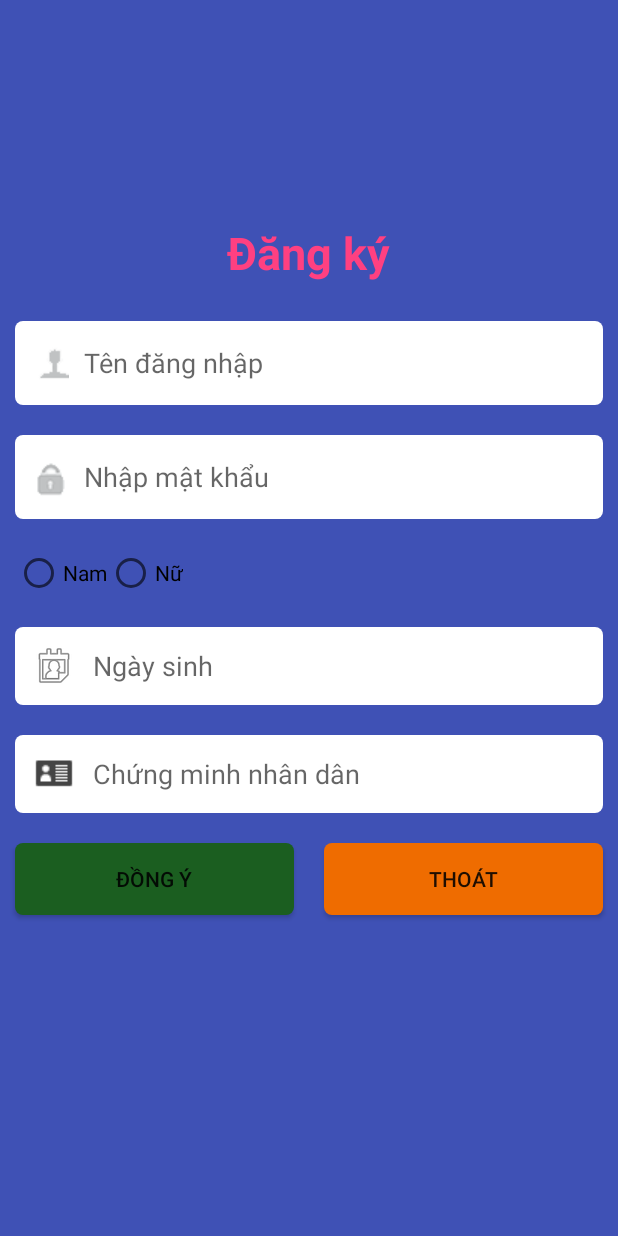
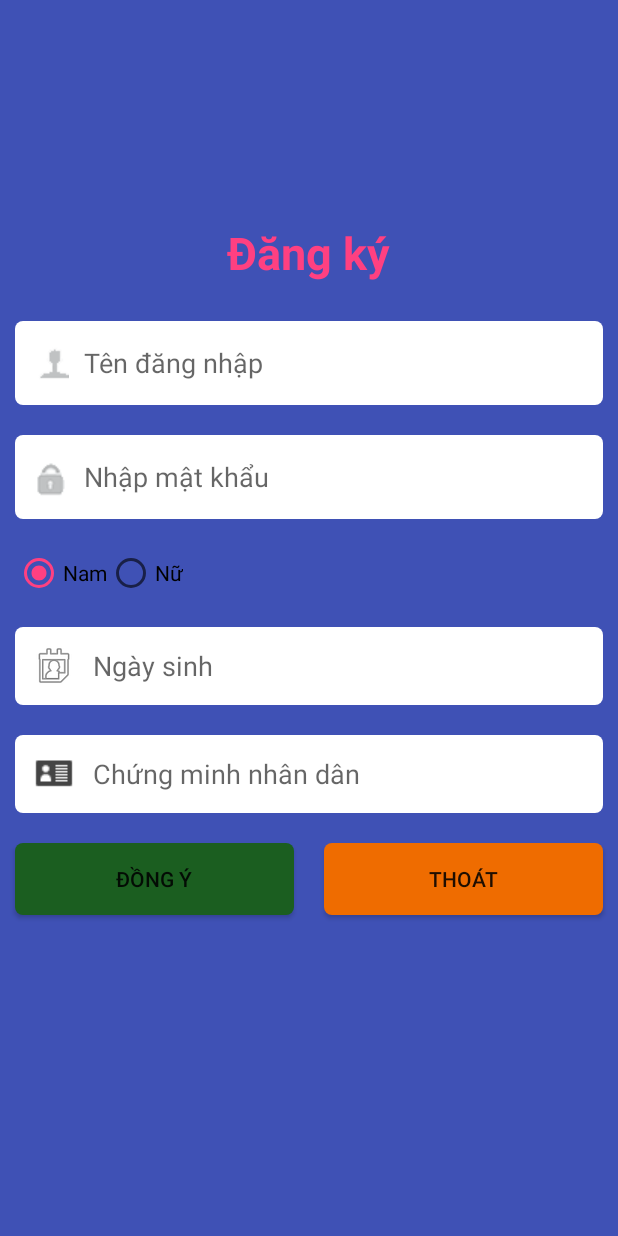
Before and after one commit to LeTruongDuy/OrderFood, an Android app: the screen it shows after launch (DangKyActivity), on a phone screen of 412 x 824 dp. Run offline under Robolectric (Android 15) with nearby library versions, the phone set to English and light mode, and no system bars.

```diff
--- /dev/null
+++ b/app/src/main/java/me/missyou/orderfood/DAO/NHANVIENDAO.java
@@ -0,0 +1,34 @@
+package me.missyou.orderfood.DAO;
+
+import android.content.ContentValues;
+import android.content.Context;
+import android.database.sqlite.SQLiteDatabase;
+
+import me.missyou.orderfood.DTO.NHANVIENDTO;
+import me.missyou.orderfood.Database.CreateDatabase;
+
+/**
+ * Created by LTDuy on 9/28/2017.
+ */
+
+public class NHANVIENDAO {
+    SQLiteDatabase database;
+
+    public NHANVIENDAO(Context context){
+        CreateDatabase createDatabase = new CreateDatabase(context);
+        database = createDatabase.open();
+    }
+
+
+    public int ThemNhanVien(NHANVIENDTO nhanviendto){
+        ContentValues values = new ContentValues();
+        values.put(CreateDatabase.TB_NHANVIEN_TENDN,nhanviendto.getTENDN());
+        values.put(CreateDatabase.TB_NHANVIEN_CMND,nhanviendto.getCMND());
+        values.put(CreateDatabase.TB_NHANVIEN_MATKHAU,nhanviendto.getMATKHAU());
+        values.put(CreateDatabase.TB_NHANVIEN_GIOITINH,nhanviendto.getGIOITINH());
+        values.put(CreateDatabase.TB_NHANVIEN_NGAYSINH,nhanviendto.getNGAYSINH());
+
+        int kiemTra = (int) database.insert(CreateDatabase.TB_NHANVIEN,null,values);
+        return kiemTra;
+    }
+}
--- a/app/src/main/java/me/missyou/orderfood/DangKyActivity.java
+++ b/app/src/main/java/me/missyou/orderfood/DangKyActivity.java
@@ -1,13 +1,109 @@
 package me.missyou.orderfood;
 
+import android.content.ContentValues;
 import android.support.v7.app.AppCompatActivity;
 import android.os.Bundle;
+import android.view.View;
+import android.widget.Button;
+import android.widget.EditText;
+import android.widget.RadioGroup;
+import android.widget.Toast;
 
-public class DangKyActivity extends AppCompatActivity {
+import me.missyou.orderfood.DAO.NHANVIENDAO;
+import me.missyou.orderfood.DTO.NHANVIENDTO;
+import me.missyou.orderfood.Database.CreateDatabase;
+import me.missyou.orderfood.Fragment.DatePickerFragment;
+
+public class DangKyActivity extends AppCompatActivity implements View.OnClickListener, View.OnFocusChangeListener{
+    EditText edTenDN, edCMND, edMatKhau, edNgaySinh;
+    Button btnDongY, btnThoat;
+    RadioGroup rgGioiTinh;
+    String sGioiTinh;
+    NHANVIENDAO nhanviendao;
 
     @Override
     protected void onCreate(Bundle savedInstanceState) {
         super.onCreate(savedInstanceState);
         setContentView(R.layout.layout_dangky);
+
+        edTenDN = (EditText) findViewById(R.id.edTenDN);
+        edCMND = (EditText) findViewById(R.id.edCMND);
+        edNgaySinh = (EditText) findViewById(R.id.edNgaySinh);
+        edMatKhau = (EditText) findViewById(R.id.edMatKhau);
+
+        btnDongY = (Button) findViewById(R.id.btnDongY);
+        btnThoat = (Button) findViewById(R.id.btnThoat);
+
+        rgGioiTinh = (RadioGroup) findViewById(R.id.rgGioiTinh);
+
+        btnDongY.setOnClickListener(this);
+        btnThoat.setOnClickListener(this);
+
+        edNgaySinh.setOnFocusChangeListener(this);
+
+        nhanviendao = new NHANVIENDAO(this);
+    }
+
+    @Override
+    public void onClick(View v) {
+        int id = v.getId();
+        switch (id){
+            case R.id.btnDongY:
+                String tenDN = edTenDN.getText().toString();
+                String matKhau = edMatKhau.getText().toString();
+
+                switch (rgGioiTinh.getCheckedRadioButtonId()){
+                    case R.id.rNam:
+                        sGioiTinh = "Nam";
+                        break;
+                    case R.id.rNu:
+                        sGioiTinh = "Nữ";
+                        break;
+                }
+
+                String sNgaySinh = edNgaySinh.getText().toString();
+                String sCMND = edCMND.getText().toString();
+
+                if(tenDN == null || tenDN.equals("")){
+                    Toast.makeText(DangKyActivity.this,R.string.nhap_ten_dang_nhap,Toast.LENGTH_SHORT).show();
+                }else if(matKhau == null || matKhau.equals("")){
+                    Toast.makeText(DangKyActivity.this,R.string.mat_khau_rong,Toast.LENGTH_SHORT).show();
+                }else{
+                    NHANVIENDTO nhanviendto = new NHANVIENDTO();
+
+                    nhanviendto.setCMND(Integer.parseInt(sCMND));
+                    nhanviendto.setGIOITINH(sGioiTinh);
+                    nhanviendto.setNGAYSINH(sNgaySinh);
+                    nhanviendto.setMATKHAU(matKhau);
+                    nhanviendto.setTENDN(tenDN);
+                    int kiemTra = nhanviendao.ThemNhanVien(nhanviendto);
+
+                    if(kiemTra != 0){
+                        Toast.makeText(DangKyActivity.this,R.string.them_thanh_cong,Toast.LENGTH_SHORT).show();
+                    }else{
+                        Toast.makeText(DangKyActivity.this,R.string.them_that_bai,Toast.LENGTH_SHORT).show();
+                    }
+                }
+
+
+                break;
+            case R.id.btnThoat:
+                finish();
+                break;
+        }
+    }
+
+    @Override
+    public void onFocusChange(View v, boolean hasFocus) {
+        int id = v.getId();
+        switch (id){
+            case R.id.edNgaySinh:
+                if(hasFocus){
+                    //xuất popup ngày sinh
+                    DatePickerFragment datePickerFragment = new DatePickerFragment();
+                    datePickerFragment.show(getFragmentManager(),"Ngày sinh");
+                }
+                break;
+        }
     }
 }
--- /dev/null
+++ b/app/src/main/java/me/missyou/orderfood/Database/CreateDatabase.java
@@ -0,0 +1,92 @@
+package me.missyou.orderfood.Database;
+
+import android.content.Context;
+import android.database.sqlite.SQLiteDatabase;
+import android.database.sqlite.SQLiteOpenHelper;
+
+/**
+ * Created by LTDuy on 9/28/2017.
+ */
+
+public class CreateDatabase extends SQLiteOpenHelper {
+    public static String TB_NHANVIEN = "NHANVIEN";
+    public static String TB_MONAN = "MONAN";
+    public static String TB_LOAIMONAN = "LOAIMONAN";
+    public static String TB_BANAN = "BANAN";
+    public static String TB_GOIMON = "GOIMON";
+    public static String TB_CHITIETGOIMON = "CHITIETGOIMON";
+
+
+    public static String TB_NHANVIEN_MANV = "MANV";
+    public static String TB_NHANVIEN_TENDN = "TENDN";
+    public static String TB_NHANVIEN_MATKHAU = "MATKHAU";
+    public static String TB_NHANVIEN_GIOITINH = "GIOITINH";
+    public static String TB_NHANVIEN_NGAYSINH = "NGAYSINH";
+    public static String TB_NHANVIEN_CMND = "CMND";
+
+    public static String TB_MONAN_MAMON = "MAMON";
+    public static String TB_MONAN_TENMONAN = "TENMONAN";
+    public static String TB_MONAN_GIATIEN = "GIATIEN";
+    public static String TB_MONAN_MALOAI = "MALOAI";
+
+    public static String TB_LOAIMONAN_MALOAI = "MALOAI";
+    public static String TB_LOAIMONAN_TENLOAI = "TENLOAI";
+
+    public static String TB_BANAN_MABAN = "MABAN";
+    public static String TB_BANAN_TENBAN = "TENBAN";
+    public static String TB_BANAN_TINHTRANG = "TINHTRANG";
+
+    public static String TB_GOIMON_MAGOIMON = "MAGOIMON";
+    public static String TB_GOIMON_MANV = "MANV";
+    public static String TB_GOIMON_NGAYGOI = "NGAYGOI";
+    public static String TB_GOIMON_TINHTRANG = "TINHTRANG";
+    public static String TB_GOIMON_MABAN = "MABAN";
+
+    public static String TB_CHITIETGOIMON_MAGOIMON = "MAGOIMON";
+    public static String TB_CHITIETGOIMON_MAMONAN = "MAMONAN";
+    public static String TB_CHITIETGOIMON_SOLUONG = "SOLUONG";
+
+    public CreateDatabase(Context context) {
+        super(context, "OrderFood", null, 1);
+    }
+
+    @Override
+    public void onCreate(SQLiteDatabase db) {
+        String tbNHANVIEN = "CREATE TABLE " + TB_NHANVIEN + " ( " + TB_NHANVIEN_MANV + " INTEGER PRIMARY KEY AUTOINCREMENT, "
+                + TB_NHANVIEN_TENDN + " TEXT, " + TB_NHANVIEN_MATKHAU + " TEXT, " + TB_NHANVIEN_GIOITINH + " TEXT, "
+                + TB_NHANVIEN_NGAYSINH + " TEXT, " +  TB_NHANVIEN_CMND + " INTEGER )";
+
+        String tbBANAN = "CREATE TABLE " + TB_BANAN + " ( " + TB_BANAN_MABAN + " INTEGER PRIMARY KEY AUTOINCREMENT, "
+                + TB_BANAN_TENBAN + " TEXT, " + TB_BANAN_TINHTRANG + " TEXT )";
+
+        String tbMONAN = "CREATE TABLE " + TB_MONAN + " ( " + TB_MONAN + " INTEGER PRIMARY KEY AUTOINCREMENT, "
+                + TB_MONAN_TENMONAN + " TEXT, " + TB_MONAN_MALOAI + " INTEGER, " + TB_MONAN_GIATIEN + " TEXT )";
+
+        String tbLOAIMONAN = "CREATE TABLE " + TB_LOAIMONAN + " ( " + TB_LOAIMONAN_MALOAI + " INTEGER PRIMARY KEY AUTOINCREMENT, "
+                + TB_LOAIMONAN_TENLOAI + " TEXT )";
+
+        String tbGOIMON = "CREATE TABLE " + TB_GOIMON + " ( " + TB_GOIMON_MAGOIMON + " INTEGER PRIMARY KEY AUTOINCREMENT, "
+                + TB_GOIMON_MANV + " INTEGER, " + TB_GOIMON_MABAN + " INTEGER, " + TB_GOIMON_NGAYGOI + " TEXT, "
+                + TB_GOIMON_TINHTRANG + " TEXT )";
+
+        String tbCHITIETGOIMON = "CREATE TABLE " + TB_CHITIETGOIMON + " ( " + TB_CHITIETGOIMON_MAMONAN + " TEXT, "
+                + TB_CHITIETGOIMON_MAGOIMON + " INTEGER, " + TB_CHITIETGOIMON_SOLUONG + " INTEGER, "
+                +" PRIMARY KEY (" + TB_CHITIETGOIMON_MAMONAN + "," + TB_CHITIETGOIMON_MAGOIMON + "))";
+
+        db.execSQL(tbNHANVIEN);
+        db.execSQL(tbBANAN);
+        db.execSQL(tbMONAN);
+        db.execSQL(tbLOAIMONAN);
+        db.execSQL(tbGOIMON);
+        db.execSQL(tbCHITIETGOIMON);
+    }
+
+    @Override
+    public void onUpgrade(SQLiteDatabase db, int oldVersion, int newVersion) {
+
+    }
+
+    public SQLiteDatabase open(){
+        return this.getWritableDatabase();
+    }
+}
--- a/app/src/main/res/layout/layout_dangky.xml
+++ b/app/src/main/res/layout/layout_dangky.xml
@@ -19,10 +19,12 @@
         android:orientation="vertical"
         android:layout_width="match_parent"
         android:layout_height="wrap_content"
-        android:layout_centerHorizontal="true"
-        android:layout_centerVertical="true">
+        android:layout_centerVertical="true"
+        android:layout_alignParentLeft="true"
+        android:layout_alignParentStart="true">
 
         <EditText
+            android:id="@+id/edTenDN"
             android:layout_width="match_parent"
             android:layout_height="wrap_content"
             android:background="@drawable/custom_textview"
@@ -35,6 +37,7 @@
             android:drawableLeft="@drawable/user" />
 
         <EditText
+            android:id="@+id/edMatKhau"
             android:layout_width="match_parent"
             android:layout_height="wrap_content"
             android:background="@drawable/custom_textview"
@@ -48,22 +51,27 @@
             android:drawableLeft="@drawable/password" />
 
         <RadioGroup
+            android:id="@+id/rgGioiTinh"
             android:layout_margin="@dimen/size_10dp"
             android:layout_width="match_parent"
             android:layout_height="wrap_content"
             android:orientation="horizontal">
             <RadioButton
+                android:id="@+id/rNam"
                 android:layout_width="wrap_content"
                 android:layout_height="wrap_content"
-                android:text="@string/nam"/>
+                android:text="@string/nam"
+                android:checked="true"/>
 
             <RadioButton
+                android:id="@+id/rNu"
                 android:layout_width="wrap_content"
                 android:layout_height="wrap_content"
                 android:text="@string/nu"/>
         </RadioGroup>
 
         <EditText
+            android:id="@+id/edNgaySinh"
             android:layout_width="match_parent"
             android:layout_height="wrap_content"
             android:background="@drawable/custom_textview"
@@ -76,7 +84,7 @@
             android:drawableLeft="@android:drawable/ic_menu_my_calendar" />
 
         <EditText
-            android:id="@+id/editText"
+            android:id="@+id/edCMND"
             android:layout_width="match_parent"
             android:layout_height="wrap_content"
             android:layout_margin="@dimen/size_10dp"
@@ -87,13 +95,15 @@
             android:padding="@dimen/size_10dp"
             android:maxLines="1"
             android:inputType="number"
-            android:drawableLeft="@drawable/idcard" />
+            android:drawableLeft="@drawable/idcard"
+            android:maxLength="9"/>
 
         <LinearLayout
             android:layout_width="match_parent"
             android:layout_height="wrap_content"
             android:orientation="horizontal">
             <Button
+                android:id="@+id/btnDongY"
                 android:layout_width="wrap_content"
                 android:layout_height="wrap_content"
                 android:layout_weight="1"
@@ -103,6 +113,7 @@
                 android:background="@drawable/custom_button_green"/>
 
             <Button
+                android:id="@+id/btnThoat"
                 android:layout_width="wrap_content"
                 android:layout_height="wrap_content"
                 android:layout_weight="1"
--- a/app/src/main/res/values/strings.xml
+++ b/app/src/main/res/values/strings.xml
@@ -9,4 +9,8 @@
     <string name="dong_y">Đồng ý</string>
     <string name="thoat">Thoát</string>
     <string name="dang_ky">Đăng ký</string>
+    <string name="nhap_ten_dang_nhap">Vui lòng nhập tên đăng nhập</string>
+    <string name="mat_khau_rong">Vui lòng nhập mật khẩu</string>
+    <string name="them_thanh_cong">Thêm thành công</string>
+    <string name="them_that_bai">Thêm thất bại</string>
 </resources>
```
Also changed, not shown: app/src/main/java/me/missyou/orderfood/DTO/NHANVIENDTO.java (added, +58 -0 lines), app/src/main/java/me/missyou/orderfood/Fragment/DatePickerFragment.java (added, +37 -0 lines).
